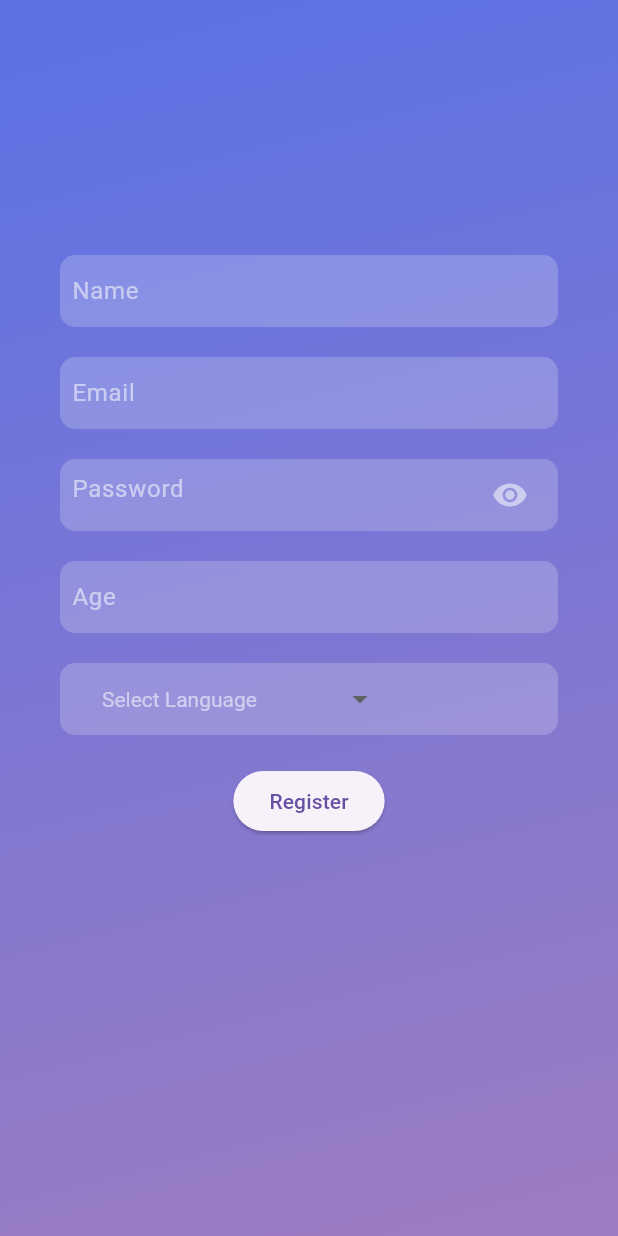
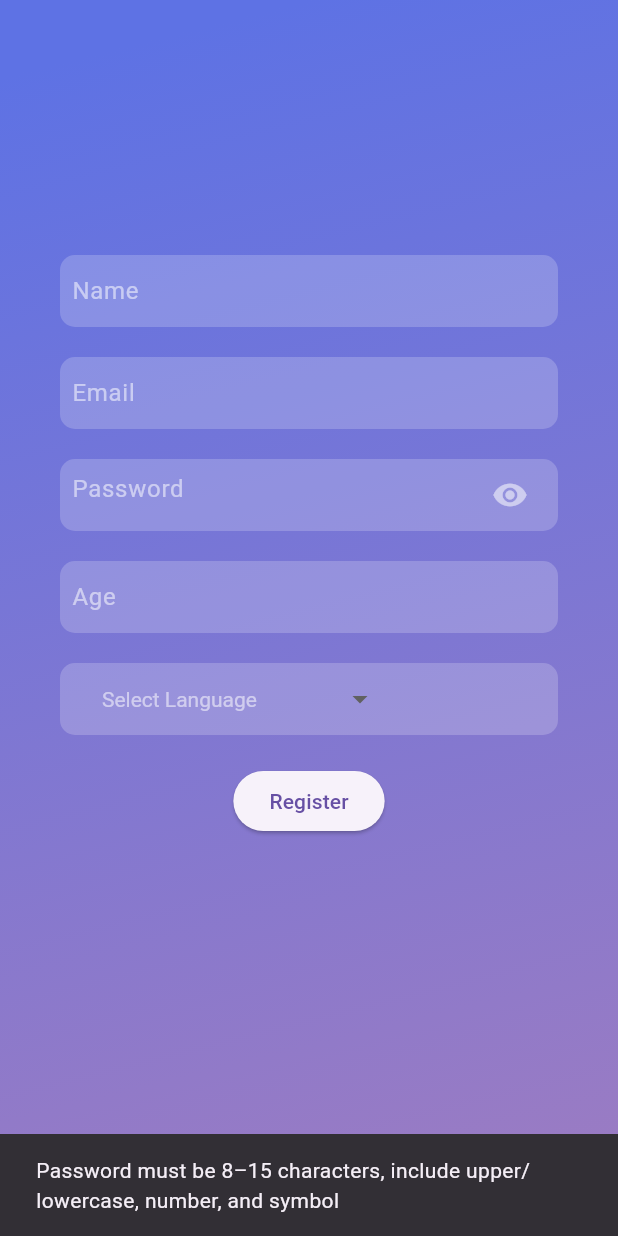
Before and after one commit to Abhishek24122002/brainu-flutter, a Flutter app: the RegistrationPage screen opened directly, after a tap on "Register", on a phone screen of 412 x 824 dp. Run offline on Flutter 3.47's test engine with Material 3 defaults, Android fonts, the phone set to English and light mode, and no system bars; our stand-ins replace audioplayers, cloud_firestore, file_picker, firebase_auth, firebase_core, flutter_screenutil and 4 more; missing offline and left inert: flutter_sound; accounts and stored records are empty.

Commit message:
Registration Changes

```diff
--- a/lib/Authentication/Registration.dart
+++ b/lib/Authentication/Registration.dart
@@ -1,3 +1,4 @@
+import 'package:brainu/Authentication/login_page.dart';
 import 'package:flutter/material.dart';
 import 'package:firebase_auth/firebase_auth.dart';
 import 'package:cloud_firestore/cloud_firestore.dart';
@@ -127,6 +128,11 @@ class _RegistrationPageState extends State<RegistrationPage> {
                             setState(() {
                               _passwordValidated = false;
                             });
+                            ScaffoldMessenger.of(context).showSnackBar(
+                              SnackBar(
+                                  content: Text(
+                                      'Password must be 8–15 characters, include upper/lowercase, number, and symbol')),
+                            );
                             return;
                           }
 
@@ -138,7 +144,6 @@ class _RegistrationPageState extends State<RegistrationPage> {
                             return;
                           }
 
-                          try {
                           int? age = int.tryParse(ageController.text.trim());
                           if (age == null || age <= 0) {
                             ScaffoldMessenger.of(context).showSnackBar(
@@ -148,16 +153,20 @@ class _RegistrationPageState extends State<RegistrationPage> {
                             return;
                           }
 
-                            UserCredential userCredential = await FirebaseAuth
-                                .instance
+                          try {
+                            final userCredential = await FirebaseAuth.instance
                                 .createUserWithEmailAndPassword(
                               email: emailController.text.trim(),
                               password: passwordController.text.trim(),
                             );
 
+                            final uid = userCredential.user?.uid;
+                            if (uid == null)
+                              throw Exception('User UID is null');
+
                             await FirebaseFirestore.instance
                                 .collection('users')
-                                .doc(userCredential.user!.uid)
+                                .doc(uid)
                                 .set({
                               'name': nameController.text.trim(),
                               'email': emailController.text.trim(),
@@ -169,13 +178,47 @@ class _RegistrationPageState extends State<RegistrationPage> {
                               SnackBar(
                                   content: Text('Registration Successful!')),
                             );
+                            // Wait a moment so the user sees the success message
+                            await Future.delayed(Duration(seconds: 2));
+
+// Navigate to login page
+                            Navigator.pushReplacement(
+                              context,
+                              MaterialPageRoute(
+                                  builder: (context) => LoginPage()),
+                            );
+                          } on FirebaseAuthException catch (e) {
+                            String errorMessage;
+                            switch (e.code) {
+                              case 'email-already-in-use':
+                                errorMessage =
+                                    'This email is already registered.';
+                                break;
+                              case 'invalid-email':
+                                errorMessage = 'Invalid email address.';
+                                break;
+                              case 'weak-password':
+                                errorMessage = 'Password is too weak.';
+                                break;
+                              case 'operation-not-allowed':
+                                errorMessage =
+                                    'Email/password registration is not enabled.';
+                                break;
+                              default:
+                                errorMessage =
+                                    'Registration failed: ${e.message ?? "Unknown error."}';
+                            }
+
+                            ScaffoldMessenger.of(context).showSnackBar(
+                              SnackBar(content: Text(errorMessage)),
+                            );
                           } catch (e) {
-                            print('Registration Error: $e');
                             ScaffoldMessenger.of(context).showSnackBar(
                               SnackBar(
-                                  content: Text(
-                                      'Registration failed. Please try again later.')),
+                                  content:
+                                      Text('An unexpected error occurred.')),
                             );
+                            print('Unexpected error: $e');
                           }
                         },
                         child: Text('Register'),
```
Lines whose indentation alone changed are shown as unchanged.
